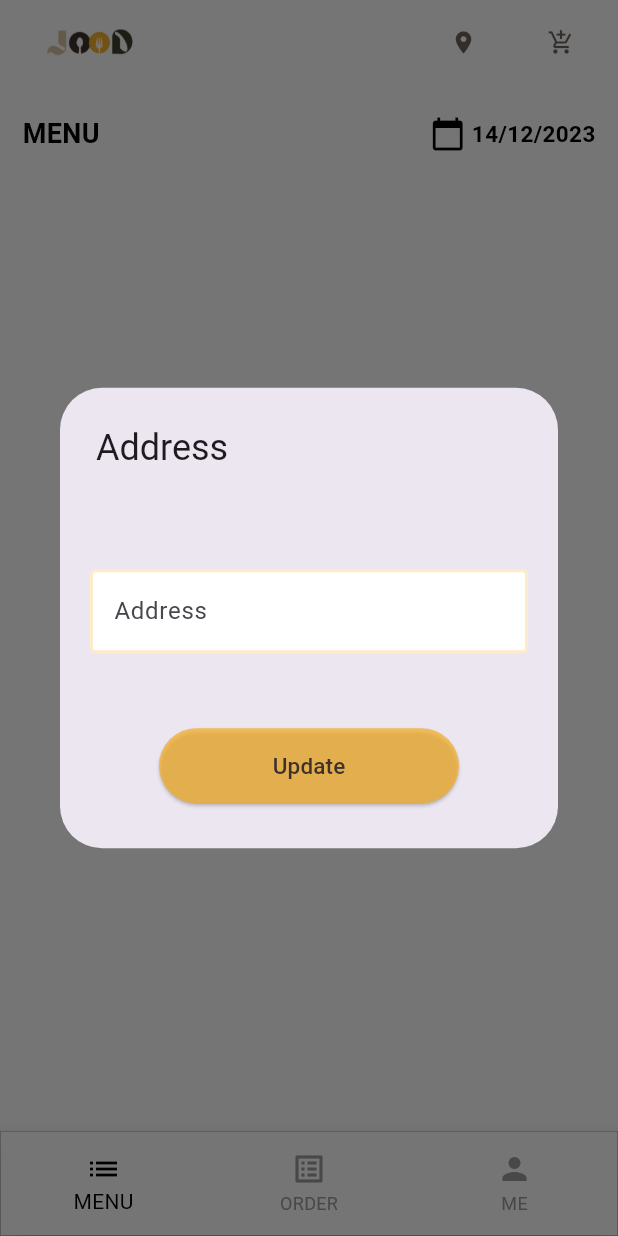
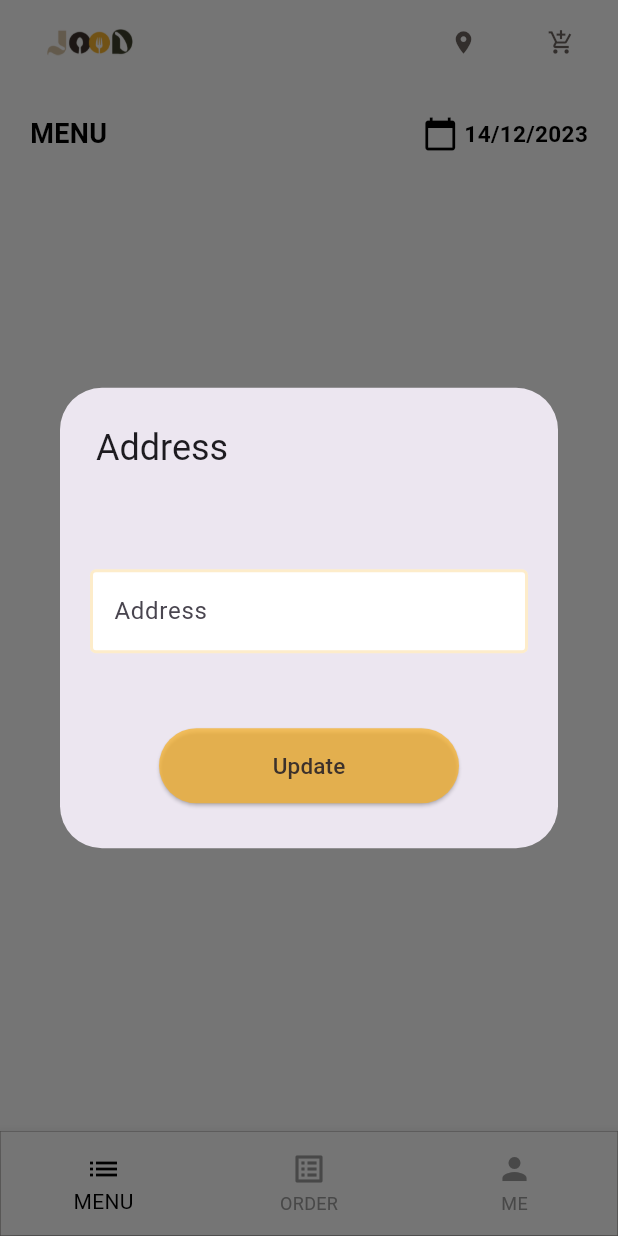
Before and after one commit to zengchai/jood, a Flutter app: the screen it shows once a user with an empty profile is signed in, after a tap on the "location on" icon, on a phone screen of 412 x 824 dp. Run offline on Flutter 3.47's test engine with Material 3 defaults, Android fonts, the phone set to English and light mode, and no system bars; our stand-ins replace cached_network_image, cloud_firestore, firebase_auth, firebase_core, firebase_storage, flutter_spinkit and 3 more; missing offline and left inert: circular_badge_avatar; accounts and stored records are empty; project files that could hold a hidden picture were left out.

Commit message:
yam order date

```diff
--- a/lib/pages/Order/orderPage.dart
+++ b/lib/pages/Order/orderPage.dart
@@ -274,12 +274,16 @@ class _OrderPageState extends State<OrderPage> {
                               color: Colors.black,
                             ),
                             SizedBox(width: 4.0),
-                            Text(
-                              formattedDate,
-                              style: TextStyle(
-                                color: Colors.black,
-                                fontSize: 15.0,
-                                fontWeight: FontWeight.bold,
+                            MaterialButton(
+                              onPressed: _showDatePicker,
+                              color: Colors.amber,
+                              child: Text(
+                                formattedDate,
+                                style: TextStyle(
+                                  color: Colors.black,
+                                  fontSize: 15.0,
+                                  fontWeight: FontWeight.bold,
+                                ),
                               ),
                             ),
                           ],
@@ -327,7 +331,7 @@ class _OrderPageState extends State<OrderPage> {
                         StreamBuilder<List<List<OrderItem>>>(
                             // stream: DatabaseService(uid: currentUser!.uid)
                             stream: DatabaseService(uid: currentUser!.uid)
-                                .getSellerOrder(selectedDate: (formattedDate)),
+                                .getSellerOrder(selectedDate: formattedDate),
                             builder: (context, snapshot) {
                               if (snapshot.connectionState ==
                                   ConnectionState.waiting) {
@@ -364,38 +368,6 @@ class _OrderPageState extends State<OrderPage> {
                 ],
               ));
   }
-
-  // Widget _buildOrderList(bool isHistoryPage) {
-  //   return StreamBuilder<List<Map<String, dynamic>>>(
-  //     stream: DatabaseService(uid: currentUser!.uid).getCustomerOrder(),
-  //     builder: (context, snapshot) {
-  //       if (snapshot.connectionState == ConnectionState.waiting) {
-  //         return CircularProgressIndicator();
-  //       } else if (snapshot.hasError) {
-  //         return Text("Error: ${snapshot.error}");
-  //       } else if (!snapshot.hasData || snapshot.data!.isEmpty) {
-  //         return Text("No data available");
-  //       } else {
-  //         List<Map<String, dynamic>> orderData = snapshot.data ?? [];
-
-  //         return ListView.builder(
-  //           itemCount: orderData.length,
-  //           itemBuilder: (context, index) {
-  //             var data = orderData[index];
-
-  //             // Display the retrieved data
-  //             return ListTile(
-  //               title: Text(data['foodName']),
-  //               subtitle: Text('Price: ${data['foodPrice']}'),
-  //               leading: Image.network(data['foodImage']),
-  //               // Add other fields as needed
-  //             );
-  //           },
-  //         );
-  //       }
-  //     },
-  //   );
-  // }
 
   Widget _buildOrderItemCard(OrderItem orderItem, bool isHistoryPage) {
     return Container(
@@ -436,66 +408,3 @@ class _OrderPageState extends State<OrderPage> {
     );
   }
 }
-
-// return Container(
-//       margin: const EdgeInsets.all(16.0),
-//       child: Column(
-//         children: [
-//           Container(
-//             padding: const EdgeInsets.fromLTRB(15, 8, 0, 0),
-//             height: 32,
-//             width: 400,
-//             decoration: BoxDecoration(
-//               color: Color.fromRGBO(226, 193, 142, 1),
-//               borderRadius: BorderRadius.only(
-//                   topLeft: Radius.circular(30), topRight: Radius.circular(30)),
-//             ),
-//             child: Text('${orderItem.orderID}',
-//                 style: TextStyle(
-//                   fontSize: 16.0,
-//                   fontWeight: FontWeight.bold,
-//                 )),
-//           ),
-//           Container(
-//             width: 400,
-//             decoration: BoxDecoration(
-//               color: Color.fromRGBO(248, 232, 209, 1),
-//               borderRadius: BorderRadius.only(
-//                   bottomLeft: Radius.circular(30),
-//                   bottomRight: Radius.circular(30)),
-//             ),
-//             child: ListTile(
-//               contentPadding: EdgeInsets.all(8),
-//               leading: Image.asset(
-//                 orderItem.image,
-//                 width: 60,
-//                 height: 60,
-//                 fit: BoxFit.cover,
-//               ),
-//               title: Text(orderItem.foodName),
-//               subtitle: Column(
-//                 crossAxisAlignment: CrossAxisAlignment.start,
-//                 children: [
-//                   Column(
-//                     crossAxisAlignment: CrossAxisAlignment.start,
-//                     children: [
-//                       Text('Quantity: ${orderItem.quantity}'),
-//                       Text('Price: \$${orderItem.price.toStringAsFixed(2)}'),
-//                       Text('Status: ${orderItem.status}'),
-//                       if (isHistoryPage) // Conditionally show the review button
-//                         ElevatedButton(
-//                           onPressed: () {
-//                             _popupReview(orderItem);
-//                           },
-//                           child: Text('Give Review'),
-//                         ),
-//                     ],
-//                   ),
-//                 ],
-//               ),
-//             ),
-//           ),
-//         ],
-//       ),
-//     );
-//   }
--- a/lib/pages/menu/menu.dart
+++ b/lib/pages/menu/menu.dart
@@ -1,3 +1,5 @@
+// ignore_for_file: prefer_const_constructors
+
 import 'dart:developer';
 
 import 'package:cached_network_image/cached_network_image.dart';
@@ -28,6 +30,10 @@ class MenuPage extends StatefulWidget {
 }
 
 class _CategoryMenuState extends State<MenuPage> {
+  //Date
+  late DateTime currentDate = DateTime.now();
+  late String formattedDate = DateFormat('dd/MM/yyyy').format(currentDate);
+
   DatabaseService databaseService = DatabaseService(uid: 'your_user_id');
   List<String> foodReviews = [];
 
@@ -114,9 +120,6 @@ class _CategoryMenuState extends State<MenuPage> {
     Size size = MediaQuery.sizeOf(context);
     bool showCustomer = true;
     final currentUser = Provider.of<AppUsers?>(context);
-    //Date
-    DateTime currentDate = DateTime.now();
-    String formattedDate = DateFormat('dd/MM/yyyy').format(currentDate);
 
     if (currentUser!.uid == 'TnDmXCiJINXWdNBhfZvuAFCuaSL2') {
       showCustomer = false;
@@ -141,8 +144,8 @@ class _CategoryMenuState extends State<MenuPage> {
                 Column(
                     children: [
                       const SizedBox(height: 20),
-                      const Padding(
-                        padding: EdgeInsets.symmetric(horizontal: 15),
+                      Padding(
+                        padding: EdgeInsets.fromLTRB(20, 0, 20, 0),
                         child: Row(
                           mainAxisAlignment: MainAxisAlignment.spaceBetween,
                           children: [
@@ -162,7 +165,8 @@ class _CategoryMenuState extends State<MenuPage> {
                                   color: Colors.black,
                                 ),
                                 SizedBox(width: 4.0),
-                                Text(formattedDate,
+                                Text(
+                                  formattedDate,
                                   style: TextStyle(
                                     color: Colors.black,
                                     fontSize: 15.0,
@@ -179,7 +183,7 @@ class _CategoryMenuState extends State<MenuPage> {
                         child: GridView.builder(
                             itemCount: menuProvider.menuList.length,
                             shrinkWrap: true,
-                            padding: const EdgeInsets.symmetric(horizontal: 15),
+                            padding: EdgeInsets.fromLTRB(20, 10, 20, 0),
                             gridDelegate:
                                 const SliverGridDelegateWithFixedCrossAxisCount(
                                     crossAxisCount: 2,
@@ -277,26 +281,37 @@ class _CategoryMenuState extends State<MenuPage> {
                 Column(
                     children: [
                       const SizedBox(height: 20),
-                      const Padding(
-                        padding: EdgeInsets.symmetric(horizontal: 15),
+                      Padding(
+                        padding: EdgeInsets.fromLTRB(20, 0, 20, 0),
                         child: Row(
                           mainAxisAlignment: MainAxisAlignment.spaceBetween,
                           children: [
-                            Text("EDIT MENU",
-                                style: TextStyle(
-                                    fontSize: 16,
+                            Text(
+                              "EDIT MENU",
+                              style: TextStyle(
+                                color: Color.fromARGB(255, 0, 0, 0),
+                                fontSize: 18.0,
+                                fontWeight: FontWeight.bold,
+                              ),
+                            ),
+                            Row(
+                              mainAxisAlignment: MainAxisAlignment.end,
+                              children: [
+                                Icon(
+                                  Icons.calendar_today,
+                                  color: Colors.black,
+                                ),
+                                SizedBox(width: 4.0),
+                                Text(
+                                  formattedDate,
+                                  style: TextStyle(
+                                    color: Colors.black,
+                                    fontSize: 15.0,
                                     fontWeight: FontWeight.bold,
-                                    color: Colors.black)),
-                            Row(
-                              children: [
-                                Icon(Icons.date_range_outlined),
-                                Text(formattedDate,
-                                    style: TextStyle(
-                                        fontSize: 16,
-                                        fontWeight: FontWeight.w400,
-                                        color: Colors.black)),
+                                  ),
+                                ),
                               ],
-                            )
+                            ),
                           ],
                         ),
                       ),
@@ -305,7 +320,7 @@ class _CategoryMenuState extends State<MenuPage> {
                         child: GridView.builder(
                             itemCount: menuProvider.menuList.length + 1,
                             shrinkWrap: true,
-                            padding: const EdgeInsets.symmetric(horizontal: 15),
+                            padding: EdgeInsets.fromLTRB(20, 10, 20, 0),
                             gridDelegate:
                                 const SliverGridDelegateWithFixedCrossAxisCount(
                                     crossAxisCount: 2,
--- a/lib/services/database.dart
+++ b/lib/services/database.dart
@@ -71,38 +71,6 @@ class DatabaseService {
       'RfoodReview': FieldValue.arrayUnion([review]),
     });
   }
-
-  // Future updateOngoingOrder(List<OrderItem> orderItem) async {
-  //   final batch = FirebaseFirestore.instance.batch();
-
-  //   for (var order in orderItem) {
-  //     final orderDocRef = orderCollection
-  //         .doc(uid)
-  //         .collection('ongoing_orders')
-  //         .doc(order.orderID);
-
-  //     batch.set(orderDocRef, order.toMap());
-  //   }
-
-  //   // Commit the batch operation
-  //   await batch.commit();
-  // }
-
-  // Future updateOrderHistory(List<OrderItem> orderItem) async {
-  //   final batch = FirebaseFirestore.instance.batch();
-
-  //   for (var order in orderItem) {
-  //     final orderDocRef = orderCollection
-  //         .doc(uid)
-  //         .collection('order_history')
-  //         .doc(order.orderID);
-
-  //     batch.set(orderDocRef, order.toMap());
-  //   }
-
-  //   // Commit the batch operation
-  //   await batch.commit();
-  // }
 
   // Function to add a food item to the cart
   Future<void> addToCart(
@@ -260,42 +228,29 @@ class DatabaseService {
                   orderDate: formattedDate);
             }).toList();
 
+            // Filter orders by selectedDate for each order individually
+            if (selectedDate != null) {
+              orderItems = orderItems
+                  .where((orderItem) => orderItem.orderDate == selectedDate)
+                  .toList();
+            }
+
             allOrders.add(orderItems);
           }
         }
       }
 
-      //to filter the date
-      if (selectedDate != null) {
-        allOrders = allOrders
-            .where((orderItems) => orderItems
-                .any((orderItem) => (orderItem.orderDate) == selectedDate))
-            .toList();
-      }
+      // //to filter the date
+      // if (selectedDate != null) {
+      //   allOrders = allOrders
+      //       .where((orderItems) => orderItems
+      //           .any((orderItem) => (orderItem.orderDate) == selectedDate))
+      //       .toList();
+      // }
 
       return allOrders;
     });
   }
-// // Add a method to retrieve order history
-//   Stream<List<OrderItem>> get orderHistoryItems {
-//     return orderCollection
-//         .doc(uid)
-//         .collection('order_history')
-//         .snapshots()
-//         .map((snapshot) {
-//       return snapshot.docs.map((doc) {
-//         var data = doc.data() as Map<String, dynamic>;
-//         return OrderItem(
-//           orderID: doc.id,
-//           foodName: data['name'] ?? '',
-//           image: data['image'] ?? '',
-//           quantity: data['quantity'] ?? 0,
-//           price: data['price'] ?? 0.0,
-//           status: data['status'] ?? '',
-//         );
-//       }).toList();
-//     });
-//   }
 
 // Convert a single document snapshot to a UserProfile
   UserProfile _userProfileFromSnapshot(DocumentSnapshot snapshot) {
```
